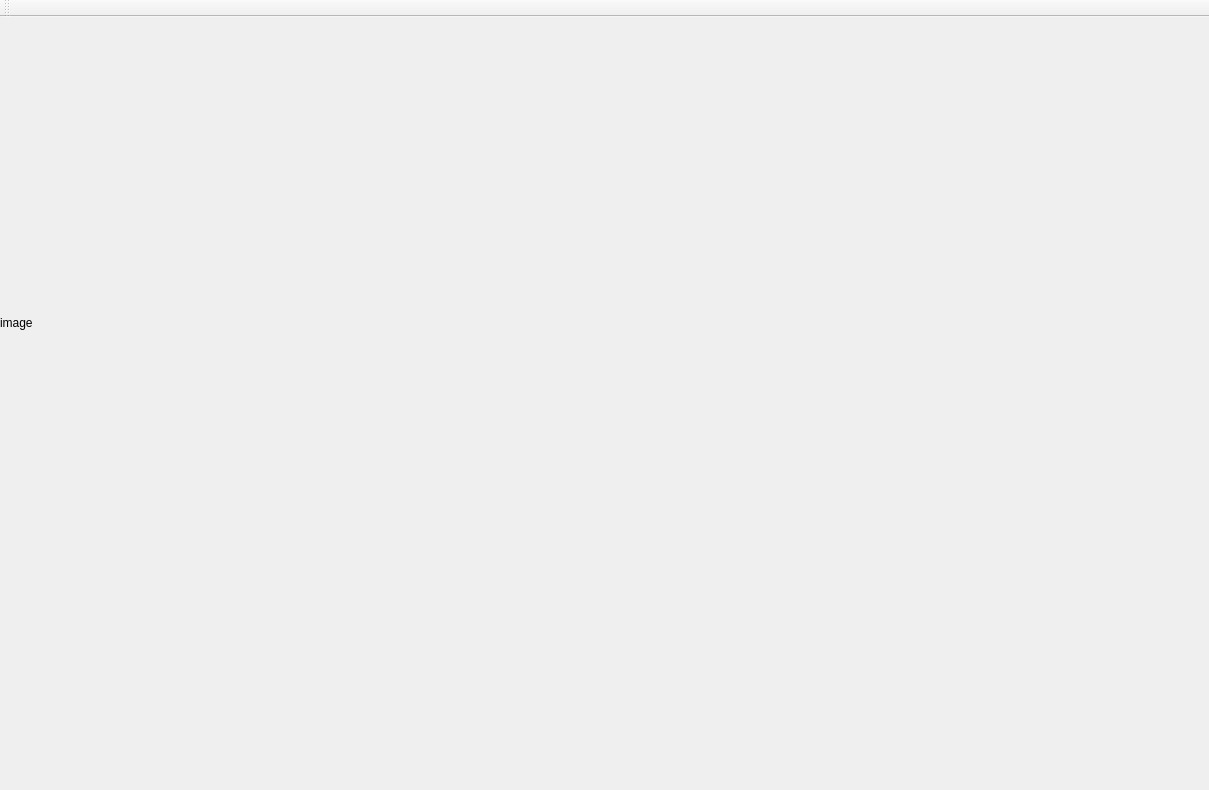
This is AJDoctorView/mainwindow.ui in leo0530/AJDoctorView as Qt 5 draws it before an edit. The edited form follows.
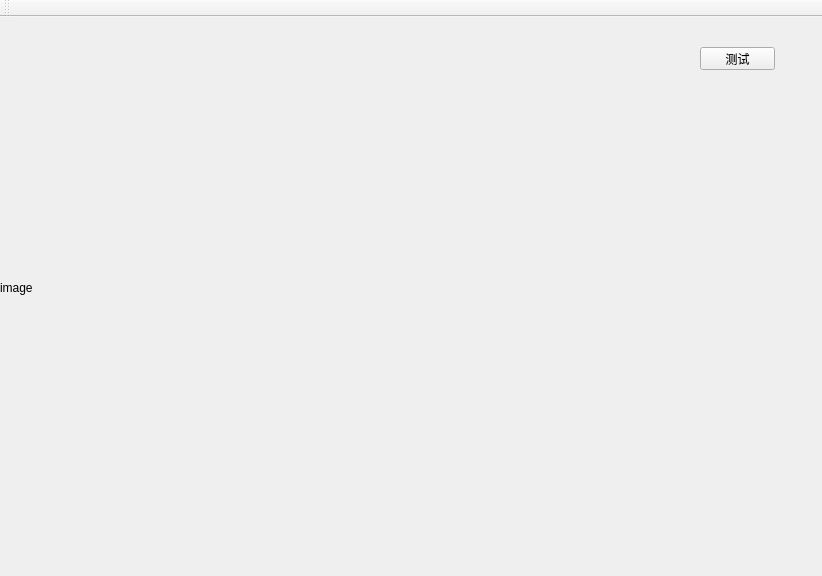
This is the edited form.

What changed in the file:
```diff
--- a/AJDoctorView/mainwindow.ui
+++ b/AJDoctorView/mainwindow.ui
@@ -6,8 +6,8 @@
    <rect>
     <x>0</x>
     <y>0</y>
-    <width>1209</width>
-    <height>790</height>
+    <width>822</width>
+    <height>576</height>
    </rect>
   </property>
   <property name="windowTitle">
@@ -19,14 +19,27 @@
      <rect>
       <x>0</x>
       <y>0</y>
-      <width>1001</width>
-      <height>611</height>
+      <width>651</width>
+      <height>541</height>
      </rect>
     </property>
     <property name="text">
      <string>image</string>
     </property>
    </widget>
+   <widget class="QPushButton" name="pushButton">
+    <property name="geometry">
+     <rect>
+      <x>700</x>
+      <y>30</y>
+      <width>75</width>
+      <height>23</height>
+     </rect>
+    </property>
+    <property name="text">
+     <string>测试</string>
+    </property>
+   </widget>
   </widget>
   <widget class="QToolBar" name="mainToolBar">
    <attribute name="toolBarArea">
```
